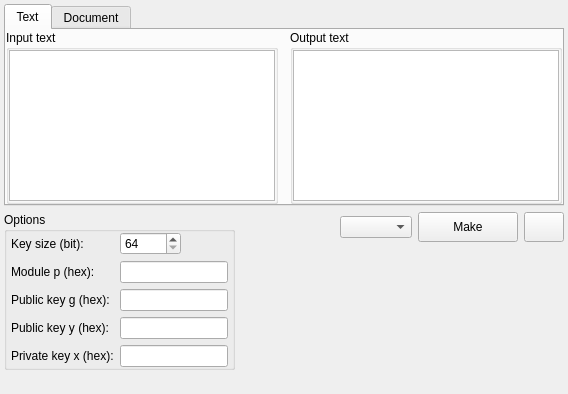
The window that app/gui/asymmetric/elgamal/elgamal.ui (vasilypht/crypto-methods) describes before a commit, drawn with Qt 5.
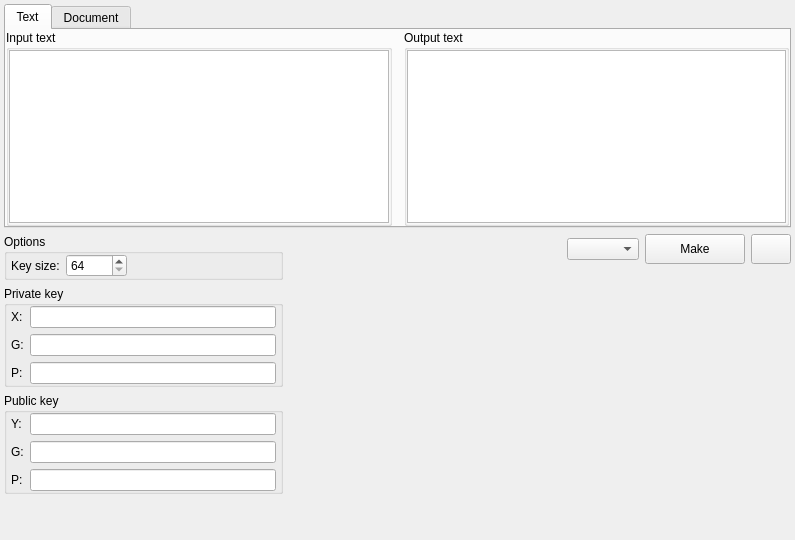
The same window after the commit.

```diff
--- a/app/gui/asymmetric/elgamal/elgamal.ui
+++ b/app/gui/asymmetric/elgamal/elgamal.ui
@@ -6,8 +6,8 @@
    <rect>
     <x>0</x>
     <y>0</y>
-    <width>568</width>
-    <height>394</height>
+    <width>795</width>
+    <height>540</height>
    </rect>
   </property>
   <property name="windowTitle">
@@ -160,7 +160,7 @@
             <item row="0" column="0">
              <widget class="QLabel" name="label_key_size">
               <property name="text">
-               <string>Key size (bit):</string>
+               <string>Key size:</string>
               </property>
              </widget>
             </item>
@@ -174,45 +174,133 @@
               </property>
              </widget>
             </item>
-            <item row="1" column="0">
-             <widget class="QLabel" name="label_module_p">
+           </layout>
+          </item>
+         </layout>
+        </widget>
+       </item>
+       <item>
+        <widget class="QGroupBox" name="group_box_pr_key">
+         <property name="title">
+          <string>Private key</string>
+         </property>
+         <layout class="QVBoxLayout" name="verticalLayout_4">
+          <property name="leftMargin">
+           <number>0</number>
+          </property>
+          <property name="topMargin">
+           <number>0</number>
+          </property>
+          <property name="rightMargin">
+           <number>0</number>
+          </property>
+          <property name="bottomMargin">
+           <number>0</number>
+          </property>
+          <item>
+           <layout class="QFormLayout" name="form_layout_pr_key">
+            <property name="fieldGrowthPolicy">
+             <enum>QFormLayout::ExpandingFieldsGrow</enum>
+            </property>
+            <property name="leftMargin">
+             <number>4</number>
+            </property>
+            <property name="rightMargin">
+             <number>4</number>
+            </property>
+            <item row="0" column="0">
+             <widget class="QLabel" name="label_pr_key_x">
               <property name="text">
-               <string>Module p (hex):</string>
+               <string>X:</string>
               </property>
              </widget>
             </item>
-            <item row="1" column="1">
-             <widget class="QLineEdit" name="line_edit_module_p"/>
+            <item row="0" column="1">
+             <widget class="QLineEdit" name="line_edit_pr_key_x"/>
             </item>
+            <item row="1" column="0">
+             <widget class="QLabel" name="label_pr_key_g">
+              <property name="text">
+               <string>G:</string>
+              </property>
+             </widget>
+            </item>
             <item row="2" column="0">
-             <widget class="QLabel" name="label_public_key_g">
+             <widget class="QLabel" name="label_pr_key_p">
               <property name="text">
-               <string>Public key g (hex):</string>
+               <string>P:</string>
               </property>
              </widget>
             </item>
+            <item row="1" column="1">
+             <widget class="QLineEdit" name="line_edit_pr_key_g"/>
+            </item>
             <item row="2" column="1">
-             <widget class="QLineEdit" name="line_edit_public_key_g"/>
+             <widget class="QLineEdit" name="line_edit_pr_key_p"/>
             </item>
-            <item row="3" column="0">
-             <widget class="QLabel" name="label_public_key_y">
+           </layout>
+          </item>
+         </layout>
+        </widget>
+       </item>
+       <item>
+        <widget class="QGroupBox" name="group_box_pb_key">
+         <property name="title">
+          <string>Public key</string>
+         </property>
+         <layout class="QVBoxLayout" name="verticalLayout_7">
+          <property name="leftMargin">
+           <number>0</number>
+          </property>
+          <property name="topMargin">
+           <number>0</number>
+          </property>
+          <property name="rightMargin">
+           <number>0</number>
+          </property>
+          <property name="bottomMargin">
+           <number>0</number>
+          </property>
+          <item>
+           <layout class="QFormLayout" name="form_layout_pb_key">
+            <property name="fieldGrowthPolicy">
+             <enum>QFormLayout::ExpandingFieldsGrow</enum>
+            </property>
+            <property name="leftMargin">
+             <number>4</number>
+            </property>
+            <property name="rightMargin">
+             <number>4</number>
+            </property>
+            <item row="0" column="0">
+             <widget class="QLabel" name="label_pb_key_y">
               <property name="text">
-               <string>Public key y (hex):</string>
+               <string>Y:</string>
               </property>
              </widget>
             </item>
-            <item row="3" column="1">
-             <widget class="QLineEdit" name="line_edit_public_key_y"/>
+            <item row="0" column="1">
+             <widget class="QLineEdit" name="line_edit_pb_key_y"/>
             </item>
-            <item row="4" column="0">
-             <widget class="QLabel" name="label_private_key_x">
+            <item row="1" column="0">
+             <widget class="QLabel" name="label_pb_key_g">
               <property name="text">
-               <string>Private key x (hex):</string>
+               <string>G:</string>
               </property>
              </widget>
             </item>
-            <item row="4" column="1">
-             <widget class="QLineEdit" name="line_edit_private_key_x"/>
+            <item row="2" column="0">
+             <widget class="QLabel" name="label_pb_key_p">
+              <property name="text">
+               <string>P:</string>
+              </property>
+             </widget>
+            </item>
+            <item row="1" column="1">
+             <widget class="QLineEdit" name="line_edit_pb_key_g"/>
+            </item>
+            <item row="2" column="1">
+             <widget class="QLineEdit" name="line_edit_pb_key_p"/>
             </item>
            </layout>
           </item>
```
